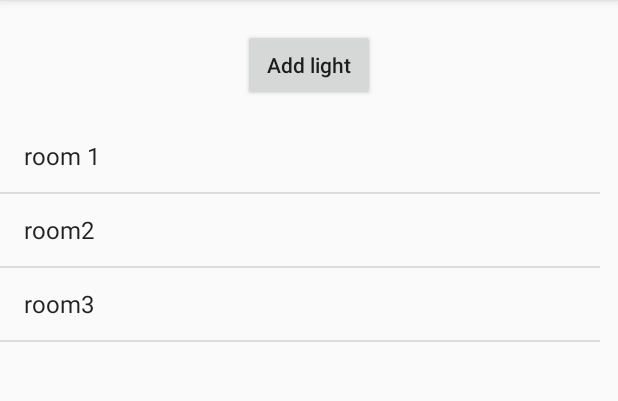
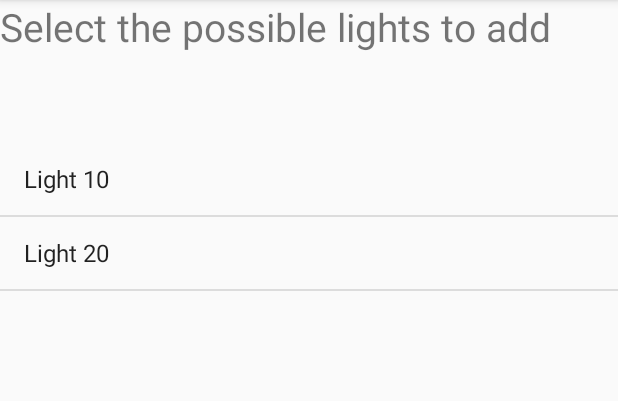
Before and after one commit to mrf7/HokieHome, an Android app: the screen it shows after launch (MainActivity before the commit, AddLightController after it), after a tap on "Add light", on a phone screen of 412 x 824 dp, the part 84-485 px from its top. Run offline under Robolectric (Android 15) with nearby library versions, the phone set to English and light mode, and no system bars; libraries missing offline, so code that uses them is left out: com.github.nkzawa.emitter, com.github.nkzawa.socketio, org.altbeacon.beacon; 13 statements that could not run were skipped.

Commit message:
AddLightController

```diff
--- a/HokieHome/app/src/main/AndroidManifest.xml
+++ b/HokieHome/app/src/main/AndroidManifest.xml
@@ -19,6 +19,7 @@
             </intent-filter>
         </activity>
         <activity android:name=".LighManualtController" />
+        <activity android:name=".AddLightController" />
     </application>
 
 </manifest>
--- /dev/null
+++ b/HokieHome/app/src/main/java/com/softwaredesign/group5/hokiehome/AddLightController.java
@@ -0,0 +1,104 @@
+package com.softwaredesign.group5.hokiehome;
+
+
+import android.content.Intent;
+import android.os.Bundle;
+import android.os.CountDownTimer;
+import android.os.Handler;
+import android.support.v7.app.AlertDialog;
+import android.support.v7.app.AppCompatActivity;
+import android.view.View;
+import android.view.ViewGroup;
+import android.widget.AdapterView;
+import android.widget.ArrayAdapter;
+import android.widget.LinearLayout;
+import android.widget.ListAdapter;
+import android.widget.ListView;
+import android.widget.TextView;
+import android.widget.Toast;
+
+import java.util.ArrayList;
+import java.util.List;
+
+public class AddLightController extends AppCompatActivity{
+    private ListView layout;
+    private BeaconApplication app;
+    private ArrayList<Light> newLights;
+    private ArrayList<Room> rooms;
+    private TextView text;
+    @Override
+    public void onCreate(Bundle savedInstanceState){
+        super.onCreate(savedInstanceState);
+        setContentView(R.layout.newly_lights);
+        layout= (ListView) findViewById(R.id.newLightsList);
+        text =(TextView) this.findViewById(R.id.textView);
+        app=(BeaconApplication) getApplication();
+        newLights=app.getNewLights();
+        rooms=app.getRooms();
+        display(newLights);
+
+        }
+
+    /**
+     * Private method to display scroll bars for each light and users can adjust the brightness by moving the ball
+     * @param lights the lights belonging to this room
+     */
+    private void display(final ArrayList<Light> lights){
+        if(lights!=null&&lights.size()!=0){
+            ArrayList<String> listItem=new ArrayList<String>();
+            for (Light temp:newLights){
+                listItem.add("Light "+temp.getMAC());
+            }
+            ListAdapter adapter=new ArrayAdapter<String>(this,android.R.layout.simple_list_item_1,listItem);
+            layout.setAdapter(adapter);
+            layout.setOnItemClickListener(new AdapterView.OnItemClickListener(){
+                @Override
+                public void onItemClick(AdapterView<?> adapterView, View view, int i, long l) {
+                    System.out.println("Light i "+i+"  "+lights.get(i).getMAC());
+                    showDialogListView(i);
+                }
+            }
+            );
+        }else{
+            text.setText("Sorry. \nThere are no light you can add");
+        }
+    }
+    private View createPopWindow(final int position){
+        ListView popView =new ListView(AddLightController.this);
+        if(rooms!=null&&rooms.size()!=0){
+            ArrayList<String> list=new ArrayList<String>();
+            for (Room room :rooms){
+                list.add(room.getName());
+            }
+            ListAdapter adapter=new ArrayAdapter<String>(this,android.R.layout.simple_list_item_1,list);
+            popView.setAdapter(adapter);
+            popView.setOnItemClickListener(new AdapterView.OnItemClickListener() {
+                @Override
+                public void onItemClick(AdapterView<?> adapterView, View view, int i, long l) {
+                    System.out.println("Room "+position+" "+newLights.get(position).getMAC());
+                    rooms.get(i).addLight(newLights.get(position));
+                    TextView t=new TextView(AddLightController.this);
+                    t.setText("You successfully added light "+newLights.get(position).getMAC()+" into room"+rooms.get(i).getName());
+                    newLights.remove(position);
+                    Toast toast=Toast.makeText(AddLightController.this,t.getText().toString(),Toast.LENGTH_SHORT);
+                    toast.show();
+                }
+            });
+        }return popView;
+    }
+    public void showDialogListView (int position){
+        AlertDialog.Builder builder =new AlertDialog.Builder(AddLightController.this);
+        builder.setCancelable(true);
+        builder.setView(createPopWindow(position));
+        final AlertDialog dialog =builder.create();
+        dialog.show();
+        new Handler().postDelayed(new Runnable() {
+            @Override
+            public void run() {
+                dialog.cancel();
+                AddLightController.this.finish();
+            }
+        }, 3000);
+    }
+
+}
--- a/HokieHome/app/src/main/java/com/softwaredesign/group5/hokiehome/BeaconApplication.java
+++ b/HokieHome/app/src/main/java/com/softwaredesign/group5/hokiehome/BeaconApplication.java
@@ -29,7 +29,8 @@ public class BeaconApplication extends Application implements BootstrapNotifier,
     private Manager m;
     private Beacon currentClosest = null;
     private ArrayList<Light> currentLights;
-
+    private ArrayList<Light> newLights;
+    private ArrayList<Room> rooms;
     public void onCreate() {
         super.onCreate();
         beaconManager = org.altbeacon.beacon.BeaconManager.getInstanceForApplication(this);
@@ -37,6 +38,20 @@ public class BeaconApplication extends Application implements BootstrapNotifier,
         beaconManager.setForegroundBetweenScanPeriod(2000l);
         beaconManager.bind(this);
 
+        newLights=new ArrayList<Light>();
+        newLights.add(new Light("10"));
+        newLights.add(new Light("20"));
+        ArrayList<Light> lights=new ArrayList<Light>();
+        lights.add(new Light("1"));
+        lights.add(new Light("2"));
+        lights.add(new Light("3"));
+        rooms=new ArrayList<Room>();
+        rooms.add(new Room("room 1",lights,null));
+        ArrayList<Light> lights2=new ArrayList<Light>();
+        lights2.add(new Light("4"));
+        rooms.add(new Room("room 2",lights2,null));
+        ArrayList<Light> lights3=new ArrayList<Light>();
+        rooms.add(new Room("room 3",lights3,null));
         // By default the AndroidBeaconLibrary will only find AltBeacons.  If you wish to make it
         // find a different type of beacon, you must specify the byte layout for that beacon's
         // advertisement with a line like below.  The example shows how to find a beacon with the
@@ -134,4 +149,12 @@ public class BeaconApplication extends Application implements BootstrapNotifier,
     public ArrayList<Light> getCurrentLights(){
         return this.currentLights;
     }
+    public void setNewLights(ArrayList<Light>lights){this.newLights=lights;}
+    public ArrayList<Light> getNewLights(){
+        return this.newLights;
+    }
+    public void setRooms(ArrayList<Room> rooms){this.rooms=rooms;}
+    public ArrayList<Room> getRooms(){
+        return this.rooms;
+    }
 }
--- a/HokieHome/app/src/main/java/com/softwaredesign/group5/hokiehome/MainActivity.java
+++ b/HokieHome/app/src/main/java/com/softwaredesign/group5/hokiehome/MainActivity.java
@@ -16,8 +16,8 @@ import java.util.ArrayList;
 public class MainActivity extends AppCompatActivity {
     private User currentUser;
     private Room currentRoom;
+    private  BeaconApplication app;
     ArrayList<Room> rooms;
-    ArrayList<Light> newLights;
     private Button addButton;
     @Override
     public void onCreate(Bundle savedInstanceState) {
@@ -25,30 +25,24 @@ public class MainActivity extends AppCompatActivity {
         setContentView(R.layout.activity_main);
         addButton=(Button)findViewById(R.id.button) ;
         addButton.setOnClickListener(buttonListener);
-        ArrayList<Light> lights=new ArrayList<Light>();
-        lights.add(new Light("1"));
-        lights.add(new Light("2"));
-        lights.add(new Light("3"));
-        rooms=new ArrayList<Room>();
-        rooms.add(new Room("room 1",lights,null));
-        ArrayList<Light> lights2=new ArrayList<Light>();
-        lights2.add(new Light("4"));
-        rooms.add(new Room("room 2",lights2,null));
-        rooms.add(new Room("room 3",null,null));
-        newLights=new ArrayList<Light>();
-        newLights.add(new Light("10"));
-        newLights.add(new Light("20"));
-        String []roomsName= {"room 1","room2","room3"};
-        ListAdapter adapter=new ArrayAdapter<String>(this,android.R.layout.simple_list_item_1,roomsName);
+        app= (BeaconApplication) getApplication();
+        rooms=app.getRooms();
+        ArrayList<String> listItem= new ArrayList<String>();
+        if(rooms!=null&&rooms.size()!=0){
+            for(Room temp:rooms){
+                listItem.add(temp.getName());
+            }
+        }
+        ListAdapter adapter=new ArrayAdapter<String>(this,android.R.layout.simple_list_item_1,listItem);
         ListView roomView =(ListView)findViewById(R.id.list_view);
         roomView.setAdapter(adapter);
         roomView.setOnItemClickListener(new AdapterView.OnItemClickListener(){
            @Override
            public void onItemClick(AdapterView<?> adapterView, View view, int i, long l) {
+               app.setCurrentLights(rooms.get(i).getLights());
               Intent myIntent=new Intent(MainActivity.this,LighManualtController.class);
               startActivity(myIntent);
-              BeaconApplication app= (BeaconApplication) getApplication();
-              app.setCurrentLights(rooms.get(i).getLights());
+
            }
        }
        );
@@ -56,11 +50,8 @@ public class MainActivity extends AppCompatActivity {
     public Button.OnClickListener buttonListener=new Button.OnClickListener(){
         @Override
         public void onClick(View view) {
-        if(newLights!=null){
-
-
-
-        }
+            Intent myIntent=new Intent(MainActivity.this,AddLightController.class);
+            startActivity(myIntent);
         }
     };
 }
--- a/HokieHome/app/src/main/res/layout/activity_main.xml
+++ b/HokieHome/app/src/main/res/layout/activity_main.xml
@@ -19,8 +19,7 @@
         android:layout_width="400dp"
         android:layout_height="400dp"
         android:layout_marginTop="80dp"
-        android:layout_alignParentStart="true"
-        android:layout_marginBottom="21dp" />
+        android:layout_alignParentStart="true" />
 
 
 
--- /dev/null
+++ b/HokieHome/app/src/main/res/layout/newly_lights.xml
@@ -0,0 +1,18 @@
+<?xml version="1.0" encoding="utf-8"?>
+<RelativeLayout xmlns:android="http://schemas.android.com/apk/res/android"
+    android:layout_width="match_parent" android:layout_height="match_parent">
+
+    <TextView
+        android:id="@+id/textView"
+        android:layout_width="wrap_content"
+        android:layout_height="wrap_content"
+        android:textSize="26sp"
+        android:text="@string/select_the_possible_lights_to_add" />
+
+    <ListView
+        android:id="@+id/newLightsList"
+        android:layout_width="match_parent"
+        android:layout_height="420dp"
+        android:layout_below="@+id/textView"
+        android:layout_marginTop="60dp"/>
+</RelativeLayout>
--- a/HokieHome/app/src/main/res/values/strings.xml
+++ b/HokieHome/app/src/main/res/values/strings.xml
@@ -3,4 +3,5 @@
     <string name="room_name">Room name</string>
     <string name="brightness">Brightness</string>
     <string name="add_light">Add light</string>
+    <string name="select_the_possible_lights_to_add">Select the possible lights to add</string>
 </resources>
```
Also changed, not shown: HokieHome/app/src/main/java/com/softwaredesign/group5/hokiehome/LighManualtController.java (+5 -5 lines).
